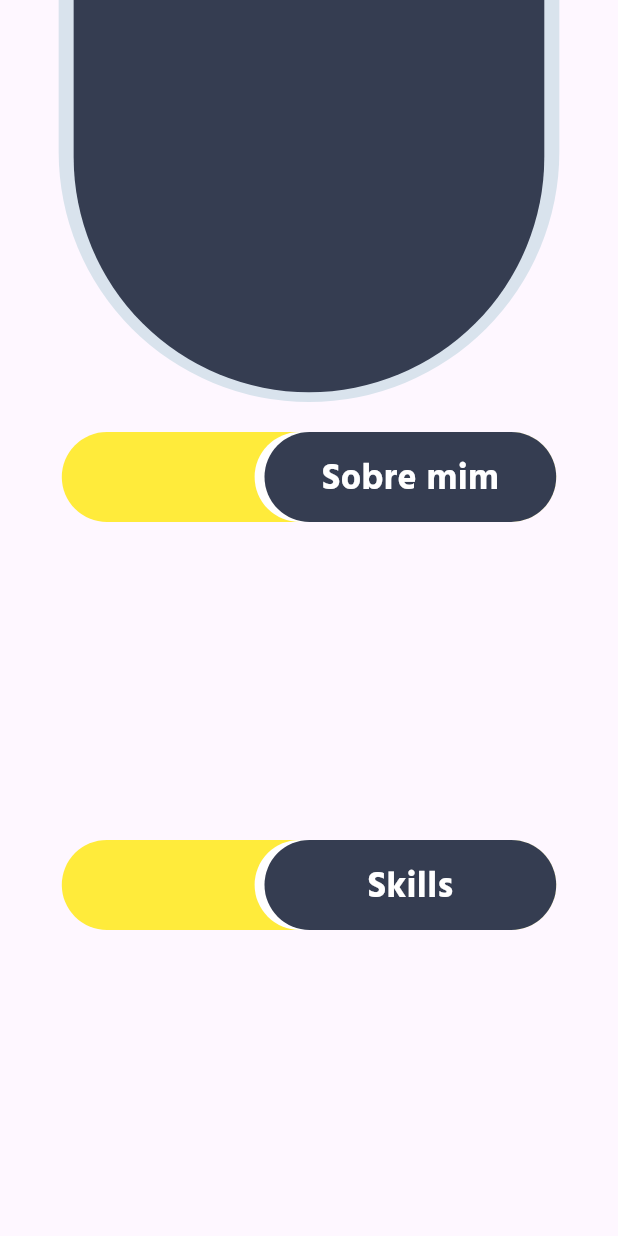
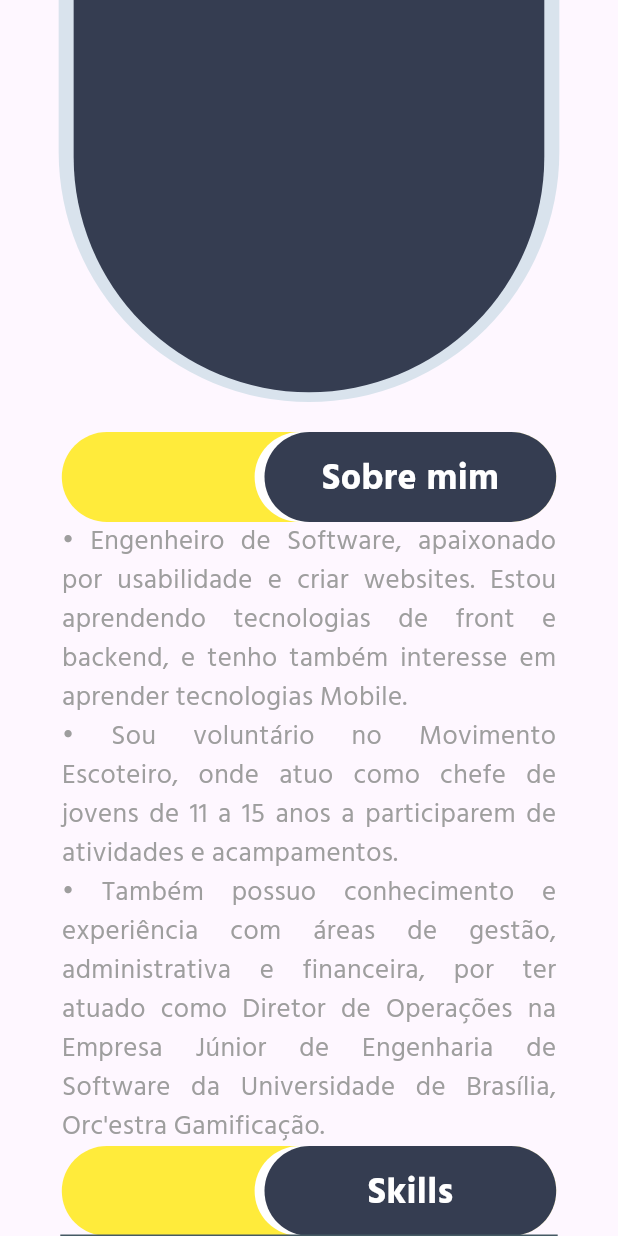
Before and after one commit to MatheusBlanco/matheus_blanco_online_cv, a Flutter app: the screen it shows after launch, scrolled down 576 dp, on a phone screen of 412 x 824 dp. Run offline on Flutter 3.47's test engine with Material 3 defaults, Android fonts, the phone set to English and light mode, and no system bars; our stand-ins replace responsive_builder.

Commit message:
feat: :sparkles: Add about me field

```diff
--- a/lib/widgets/curriculum/information_fields/field_collection_left.dart
+++ b/lib/widgets/curriculum/information_fields/field_collection_left.dart
@@ -1,4 +1,5 @@
 import 'package:flutter/material.dart';
+import 'package:matheus_blanco_online_cv/widgets/curriculum/information_fields/widgets/about_me_info.dart';
 import 'package:matheus_blanco_online_cv/widgets/curriculum/information_fields/widgets/information_fields_widget.dart';
 
 class FieldCollectionLeft extends StatefulWidget {
@@ -13,13 +14,16 @@ class _FieldCollectionLeftState extends State<FieldCollectionLeft> {
   Widget build(BuildContext context) {
     const String position = 'left';
 
-    return SizedBox(
-      height: MediaQuery.of(context).size.height,
-      child: const Padding(
+    return const SizedBox(
+      child: Padding(
         padding: EdgeInsets.only(left: 40, right: 40),
         child: Column(
           children: [
-            InformationFieldWidget(position: position, title: 'Sobre mim'),
+            InformationFieldWidget(
+              position: position,
+              title: 'Sobre mim',
+              child: AboutMeInfo(),
+            ),
             InformationFieldWidget(position: position, title: 'Skills'),
             InformationFieldWidget(position: position, title: 'Línguas'),
           ],
--- a/lib/widgets/curriculum/information_fields/field_collection_right.dart
+++ b/lib/widgets/curriculum/information_fields/field_collection_right.dart
@@ -13,15 +13,14 @@ class _FieldCollectionRightState extends State<FieldCollectionRight> {
   Widget build(BuildContext context) {
     const String position = 'right';
 
-    return SizedBox(
-      height: MediaQuery.of(context).size.height,
-      child: const Padding(
+    return const SizedBox(
+      child: Padding(
         padding: EdgeInsets.only(left: 40, right: 40),
         child: Column(
           children: [
-            InformationFieldWidget(position: position, title: 'Contato'),
             InformationFieldWidget(position: position, title: 'Experiência'),
             InformationFieldWidget(position: position, title: 'Educação'),
+            InformationFieldWidget(position: position, title: 'Contato'),
           ],
         ),
       ),
--- /dev/null
+++ b/lib/widgets/curriculum/information_fields/widgets/about_me_info.dart
@@ -0,0 +1,39 @@
+import 'package:flutter/material.dart';
+
+class AboutMeInfo extends StatelessWidget {
+  const AboutMeInfo({
+    super.key,
+  });
+
+  @override
+  Widget build(BuildContext context) {
+    return const Column(
+      children: [
+        Text(
+          '\u2022 Engenheiro de Software, apaixonado por usabilidade e criar websites. Estou aprendendo tecnologias de front e backend, e tenho também interesse em aprender tecnologias Mobile.',
+          textAlign: TextAlign.justify,
+          style: TextStyle(
+            color: Colors.grey,
+            fontSize: 18,
+          ),
+        ),
+        Text(
+          '\u2022 Sou voluntário no Movimento Escoteiro, onde atuo como chefe de jovens de 11 a 15 anos a participarem de atividades e acampamentos.',
+          textAlign: TextAlign.justify,
+          style: TextStyle(
+            color: Colors.grey,
+            fontSize: 18,
+          ),
+        ),
+        Text(
+          '\u2022 Também possuo conhecimento e experiência com áreas de gestão, administrativa e financeira, por ter atuado como Diretor de Operações na Empresa Júnior de Engenharia de Software da Universidade de Brasília, Orc\'estra Gamificação.',
+          textAlign: TextAlign.justify,
+          style: TextStyle(
+            color: Colors.grey,
+            fontSize: 18,
+          ),
+        ),
+      ],
+    );
+  }
+}
--- a/lib/widgets/curriculum/information_fields/widgets/information_fields_widget.dart
+++ b/lib/widgets/curriculum/information_fields/widgets/information_fields_widget.dart
@@ -6,8 +6,10 @@ class InformationFieldWidget extends StatefulWidget {
     super.key,
     required this.position,
     required this.title,
+    this.child = const Placeholder(),
   });
 
+  final Widget child;
   final String position;
   final String title;
 
@@ -23,7 +25,6 @@ class InformationFieldStateWidget extends State<InformationFieldWidget> {
     var width = screenWidth < 700 ? screenWidth * 0.8 : screenWidth * 0.3;
 
     return SizedBox(
-      height: MediaQuery.of(context).size.height * 0.33,
       width: width,
       child: Column(
         children: [
@@ -55,7 +56,8 @@ class InformationFieldStateWidget extends State<InformationFieldWidget> {
                       )
               ],
             ),
-          )
+          ),
+          widget.child,
         ],
       ),
     );
```
Also changed, not shown: 1 other file.
